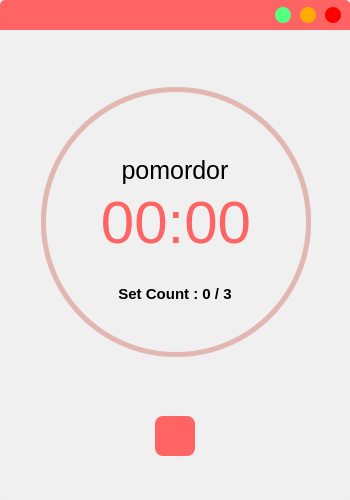
This is PomordorUI/src/TimerPage/TimerPage.ui in kiseop91/Pomordor as Qt 5 draws it before an edit. The edited form follows.
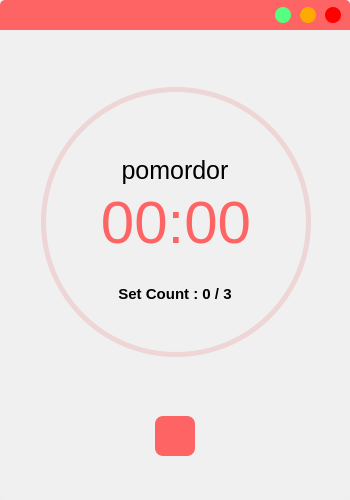
This is the edited form. Icons and pictures are not drawn. Custom widgets are drawn as their Qt base class.

Commit message: Remove RGB alpha value (can overlap translucent color),

Patch:
```diff
--- a/PomordorUI/src/TimerPage/TimerPage.ui
+++ b/PomordorUI/src/TimerPage/TimerPage.ui
@@ -318,7 +318,7 @@
          <property name="styleSheet">
           <string notr="true">QWidget{
    border-radius: 135px;
-   background-color: qconicalgradient(cx:0.5, cy:0.5, angle:90, stop:1.000 rgba(255, 255, 255, 0), stop:1.000 rgba(227, 183, 177, 255));
+   background-color: rgb(238, 213, 214);
 }</string>
          </property>
          <widget class="QPushButton" name="TimerButton">
@@ -387,10 +387,7 @@
           </size>
          </property>
          <property name="styleSheet">
-          <string notr="true">QWidget{
-   border-radius: 134px;
-   background-color: qconicalgradient(cx:0.5, cy:0.5, angle:90, stop:0.0 rgba(255, 255, 255, 0), stop:0.0 rgba(217, 10, 20, 30));
-}</string>
+          <string notr="true"/>
          </property>
         </widget>
         <widget class="QLabel" name="TimerStateLabel">
```
The commit also changes 1 other file.
